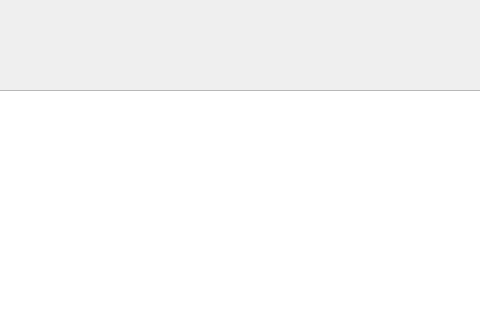
Before: the Qt Designer form hand_verify/new.ui in CHSTROKIN/Spark_light_demo, drawn with Qt 5; both pictures show x 169 to 649 and y 0 to 320 of the 793 by 878 pixel window.
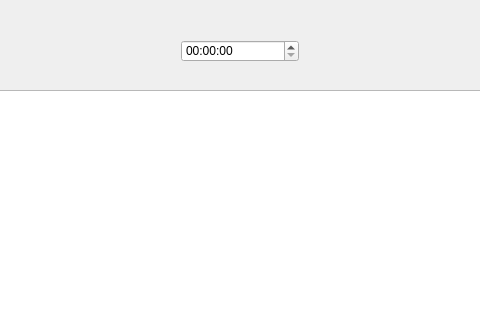
After: the same form once the commit is applied.

```diff
--- a/hand_verify/new.ui
+++ b/hand_verify/new.ui
@@ -78,6 +78,16 @@
     <string>STOP</string>
    </property>
   </widget>
+  <widget class="QTimeEdit" name="timeEdit">
+   <property name="geometry">
+    <rect>
+     <x>350</x>
+     <y>40</y>
+     <width>118</width>
+     <height>22</height>
+    </rect>
+   </property>
+  </widget>
  </widget>
  <resources/>
  <connections/>
```
